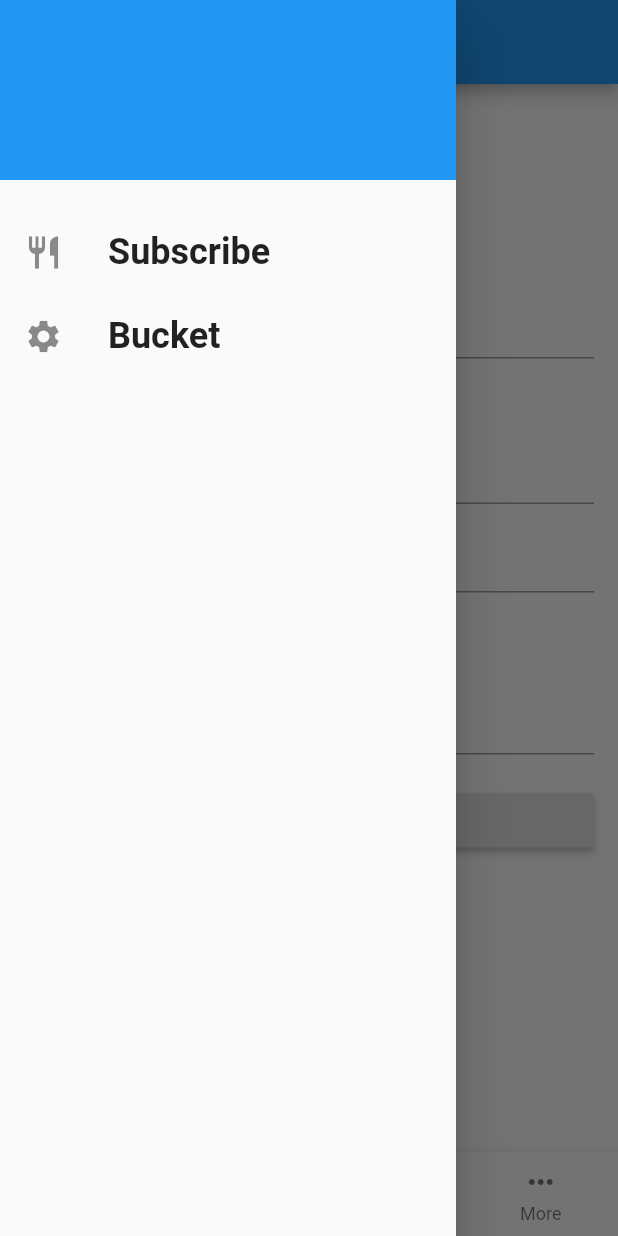
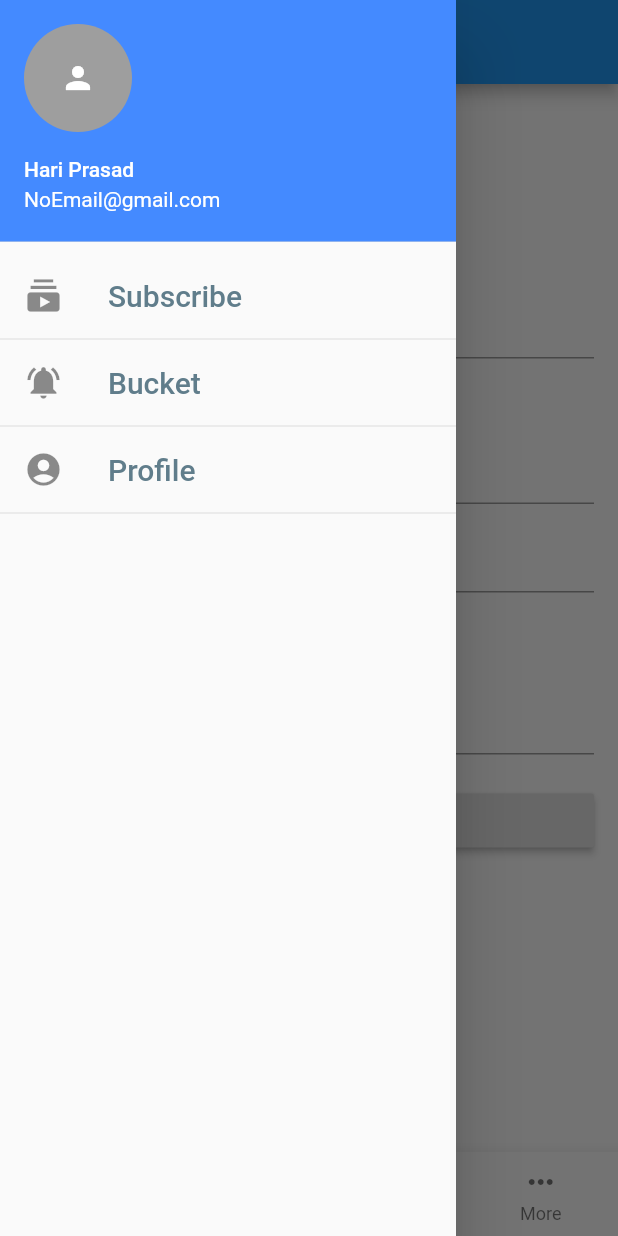
Before and after one commit to harifutures/paripalan, a Flutter app: the screen it shows after launch, with the side drawer open, on a phone screen of 412 x 824 dp. Run offline on Flutter 3.47's test engine with Material 2 defaults, Android fonts, the phone set to English and light mode, and no system bars.

```diff
--- a/lib/main.dart
+++ b/lib/main.dart
@@ -14,6 +14,9 @@ import './models/district.dart';
 import './models/mandal.dart';
 import './models/village.dart';
 
+import './screens/subscribe_screen.dart';
+import './screens/bucket_screen.dart';
+import './screens/profile_screen.dart';
 import './screens/home/navigations_screen.dart';
 
 void main() => runApp(MyApp());
@@ -65,6 +68,25 @@ class MyApp extends StatelessWidget {
           primarySwatch: Colors.blue,
         ),
         home: NavigationPage(),
+        //initialRoute: '/',
+        routes: {
+        //Complaints.routeName: (ctx) => Complaints(),
+        Subscribe.routeName: (ctx) => Subscribe(),
+        Bucket.routeName: (ctx) => Bucket(),
+      },
+      onGenerateRoute: (settings) {
+        print(settings.arguments);
+          if (settings.name == '/profile') {
+            return MaterialPageRoute(builder: (ctx) => Profile(),);
+          }
+        // } else if (settings.name == '/something-else') {
+        //   return ...;
+        // }
+        // return MaterialPageRoute(builder: (ctx) => CategoriesScreen(),);
+      },
+      onUnknownRoute: (settings) {
+        return MaterialPageRoute(builder: (ctx) => Profile(),);
+      }
       )
     );
   }
--- a/lib/providers/states_provider.dart
+++ b/lib/providers/states_provider.dart
@@ -2,6 +2,7 @@ import 'package:flutter/material.dart';
 import './state.dart';
 
 class StatesProvider with  ChangeNotifier {
+  StateRastram _stateRastram;
   List<StateRastram> _stateRastramList = [
     StateRastram (
       stateId: 1,
@@ -22,4 +23,10 @@ class StatesProvider with  ChangeNotifier {
   StateRastram findById(int stateId) {
     return _stateRastramList.firstWhere((st) => st.stateId == stateId);
   }
+
+  StateRastram setStateRastram(StateRastram stateRastram) {
+    this._stateRastram = stateRastram;
+  }
+
+  StateRastram get getStateRastram => _stateRastram;
 }
--- a/lib/screens/home/navigations_screen.dart
+++ b/lib/screens/home/navigations_screen.dart
@@ -1,7 +1,7 @@
 import 'package:flutter/material.dart';
 import 'package:flutter/widgets.dart';
 import 'package:paripalan/widgets/main_drawer.dart';
-import '../complaints_screen.dart';
+import '../report_request_screen.dart';
 import '../myComplaints_screen.dart';
 import '../policies_screen.dart';
 import '../more_screen.dart';
@@ -26,7 +26,7 @@ class NavigationPageState extends State<NavigationPage> {
 
   final List<Map<String, Object>> _pages = [
     {
-      'page': Complaints(),
+      'page': ReportRequest(),
       'title': 'Report a Problem',
     },
     {
@@ -56,6 +56,7 @@ class NavigationPageState extends State<NavigationPage> {
         type: BottomNavigationBarType.fixed,
         items: <BottomNavigationBarItem>[
           BottomNavigationBarItem(
+              //icon: Icon(Icons.bug_report),
               icon: Icon(Icons.record_voice_over),
               title: Text('Complaint')),
           BottomNavigationBarItem(
@@ -69,8 +70,7 @@ class NavigationPageState extends State<NavigationPage> {
         fixedColor: Colors.deepPurple,
         onTap: _onItemTapped,
       ),
-
-      );
+    );
   }
 
   void _onItemTapped(int index) {
--- a/lib/screens/complaints_screen.dart
+++ b/lib/screens/report_request_screen.dart
@@ -20,15 +20,16 @@ import '../models/Role.dart';
 import '../widgets/districts_dropdown_widget.dart';
 import '../widgets/mandals_dropdown_widget.dart';
 import '../widgets/dropdowns_widget.dart';
+import '../widgets/main_drawer.dart';
 
-class Complaints extends StatefulWidget {
-
+class ReportRequest extends StatefulWidget {
+  static const routeName = '/reportRequest';
 
   @override
-  _ComplaintsState createState() => _ComplaintsState();
+  _ReportRequestState createState() => _ReportRequestState();
 }
 
-class _ComplaintsState extends State<Complaints> {
+class _ReportRequestState extends State<ReportRequest> {
   final _descriptionFocusNode = FocusNode();
 
   final _phoneFocusNode = FocusNode();
@@ -116,10 +117,10 @@ void _showMessage() {
     final roles = roleList.roleList;
     StateRastram newTemp; */
     return Scaffold(
-      // appBar: AppBar(
-      //   title: Text('Complaints Form')
-      // ),
-
+       /*appBar: AppBar(
+         title: Text('Complaints Form')
+       ),*/
+      drawer: MainDrawer(),
       body: Padding (
         padding: const EdgeInsets.all(16.0),
         child: Form (
--- a/lib/widgets/dropdowns_widget.dart
+++ b/lib/widgets/dropdowns_widget.dart
@@ -73,15 +73,15 @@ class _RegionDropDownsState extends State<RegionDropDowns> {
                                  );
                                }).toList() : [],
 
-                              value: _stateRastram,
+                              value: stateRastarmProvider.getStateRastram,
                               isDense: true,
                               onChanged: (StateRastram newValue) {
-                                _stateRastram = newValue;
+                                //_stateRastram = newValue;
+                                stateRastarmProvider.setStateRastram(newValue);
                                 //isStateSelected = true;
                                 //newTemp = newValue;
 
-
-                                setState(() =>                                   //newContact.favoriteColor = newValue;
+                                setState(() =>
                                   _stateRastram = newValue
                                 );
 
--- a/lib/widgets/main_drawer.dart
+++ b/lib/widgets/main_drawer.dart
@@ -1,9 +1,13 @@
 import 'package:flutter/material.dart';
+import 'package:paripalan/screens/profile_screen.dart';
+import 'package:paripalan/screens/report_request_screen.dart';
+import '../screens/subscribe_screen.dart';
+import '../screens/bucket_screen.dart';
 
 
 class MainDrawer extends StatelessWidget {
 
-  Widget buildListTile(String title, IconData icon) {
+  Widget buildListTile(String title, IconData icon, Function tapHandler) {
       return ListTile(
         leading: Icon(
           icon,
@@ -13,47 +17,60 @@ class MainDrawer extends StatelessWidget {
           title,
           style: TextStyle(
             //fontFamily: 'RobotoCondensed',
-            fontSize: 24,
-            fontWeight: FontWeight.bold,
+            fontSize: 20,
+            fontWeight: FontWeight.w500,
+            color: Colors.blueGrey
+
           ),
         ),
-        onTap: () {
-          // ...
-        },
+        onTap: tapHandler,
       );
     }
 
   @override
   Widget build(BuildContext context) {
 
-    return Drawer (child: Column(
-      children: <Widget>[
-        Container(
-          height: 120,
-            width: double.infinity,
-            padding: EdgeInsets.all(20),
-            alignment: Alignment.centerLeft,
-            color: Theme.of(context).accentColor,
-            child: Text(
-              "Settings",
-              style: TextStyle(
-                fontWeight: FontWeight.w900,
-                fontSize: 30,
-                color: Theme.of(context).primaryColor
-              ),
+    return Drawer (
+      elevation: 20.0,
+      child: ListView(
+        padding: EdgeInsets.zero,
+        children: <Widget>[
+        UserAccountsDrawerHeader(
+          accountName: Text('Hari Prasad'),
+          accountEmail: Text('NoEmail@gmail.com'),
+          currentAccountPicture: GestureDetector(
+            child: CircleAvatar(
+              backgroundColor: Colors.grey,
+              child: Icon(Icons.person, color: Colors.white),
+            )
+          ),
 
-            ),
+          //Image.network('https://hammad-tariq.com/img/profile.png'),
+          decoration: BoxDecoration(color: Colors.blueAccent),
         ),
-        SizedBox(
-            height: 20,
+        buildListTile(
+            'Subscribe',
+            Icons.subscriptions,
+            () {Navigator.of(context).pushReplacementNamed(Subscribe.routeName);}
+        ),
+        Divider(
+          height: 2.0,
+        ),
+          buildListTile(
+            'Bucket',
+            Icons.notifications_active,
+            () {Navigator.of(context).pushReplacementNamed(Bucket.routeName);}
+        ),
+          Divider(
+            height: 2.0,
           ),
           buildListTile(
-            'Subscribe',
-            Icons.restaurant,
-          ),
-          buildListTile(
-            'Bucket',
-            Icons.settings,
+            'Profile',
+            Icons.account_circle,
+            () {Navigator.of(context).pushReplacementNamed(Profile.routeName);}
+        ),
+          Divider(
+            height: 2.0,
           ),
       ],
     ),
--- a/lib/widgets/mandals_dropdown_widget.dart
+++ b/lib/widgets/mandals_dropdown_widget.dart
@@ -66,7 +66,7 @@ class _MandalsDropDownState extends State<MandalsDropDown> {
                     ),
                   )
               ),
-              VillagesDropDown(),
+              VillagesDropDown(),  // Need to add validation to hide if mandals not selected.
             ],
     );
 
```
Also changed, not shown: lib/screens/bucket_screen.dart (added, +23 -0 lines), lib/screens/profile_screen.dart (added, +366 -0 lines), lib/screens/subscribe_screen.dart (added, +23 -0 lines), pubspec.lock, 1 other file.
